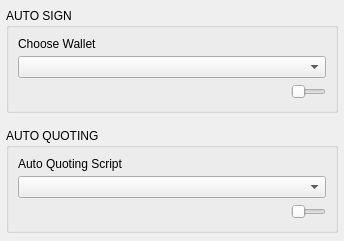
Above: BlockSettleUILib/Trading/AutoSQWidget.ui from BlockSettle/common before the change. Below: the same form after it.
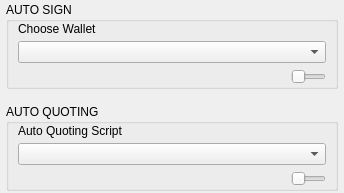
That is the form after the change. Custom widgets are drawn as their Qt base class.

What changed in the file:
```diff
--- a/BlockSettleUILib/Trading/AutoSQWidget.ui
+++ b/BlockSettleUILib/Trading/AutoSQWidget.ui
@@ -7,7 +7,7 @@
     <x>0</x>
     <y>0</y>
     <width>344</width>
-    <height>241</height>
+    <height>193</height>
    </rect>
   </property>
   <property name="sizePolicy">
@@ -20,17 +20,23 @@
    <string>Form</string>
   </property>
   <layout class="QVBoxLayout" name="verticalLayout">
+   <property name="spacing">
+    <number>2</number>
+   </property>
+   <property name="sizeConstraint">
+    <enum>QLayout::SetMinimumSize</enum>
+   </property>
    <property name="leftMargin">
     <number>6</number>
    </property>
    <property name="topMargin">
-    <number>6</number>
+    <number>2</number>
    </property>
    <property name="rightMargin">
     <number>6</number>
    </property>
    <property name="bottomMargin">
-    <number>6</number>
+    <number>2</number>
    </property>
    <item>
     <spacer name="verticalSpacer">
@@ -72,6 +78,9 @@
       <property name="spacing">
        <number>15</number>
       </property>
+      <property name="sizeConstraint">
+       <enum>QLayout::SetMinimumSize</enum>
+      </property>
       <property name="leftMargin">
        <number>0</number>
       </property>
@@ -99,6 +108,15 @@
          <property name="spacing">
           <number>5</number>
          </property>
+         <property name="sizeConstraint">
+          <enum>QLayout::SetMinimumSize</enum>
+         </property>
+         <property name="topMargin">
+          <number>0</number>
+         </property>
+         <property name="bottomMargin">
+          <number>0</number>
+         </property>
          <item>
           <widget class="QLabel" name="label_12">
            <property name="text">
@@ -107,7 +125,14 @@
           </widget>
          </item>
          <item>
-          <widget class="CustomComboBox" name="comboBoxASign"/>
+          <widget class="CustomComboBox" name="comboBoxASign">
+           <property name="sizePolicy">
+            <sizepolicy hsizetype="Preferred" vsizetype="Preferred">
+             <horstretch>0</horstretch>
+             <verstretch>0</verstretch>
+            </sizepolicy>
+           </property>
+          </widget>
          </item>
          <item>
           <widget class="QWidget" name="horizontalWidget6" native="true">
@@ -142,6 +167,12 @@
             </item>
             <item>
              <widget class="ToggleSwitch" name="checkBoxAutoSign">
+              <property name="sizePolicy">
+               <sizepolicy hsizetype="Expanding" vsizetype="Preferred">
+                <horstretch>0</horstretch>
+                <verstretch>0</verstretch>
+               </sizepolicy>
+              </property>
               <property name="minimumSize">
                <size>
                 <width>0</width>
@@ -186,6 +217,15 @@
          <property name="spacing">
           <number>5</number>
          </property>
+         <property name="sizeConstraint">
+          <enum>QLayout::SetMinimumSize</enum>
+         </property>
+         <property name="topMargin">
+          <number>0</number>
+         </property>
+         <property name="bottomMargin">
+          <number>0</number>
+         </property>
          <item>
           <widget class="QLabel" name="label_10">
            <property name="text">
@@ -198,6 +238,12 @@
            <property name="enabled">
             <bool>true</bool>
            </property>
+           <property name="sizePolicy">
+            <sizepolicy hsizetype="Preferred" vsizetype="Preferred">
+             <horstretch>0</horstretch>
+             <verstretch>0</verstretch>
+            </sizepolicy>
+           </property>
           </widget>
          </item>
          <item>
@@ -239,6 +285,12 @@
               <property name="enabled">
                <bool>true</bool>
               </property>
+              <property name="sizePolicy">
+               <sizepolicy hsizetype="Expanding" vsizetype="Preferred">
+                <horstretch>0</horstretch>
+                <verstretch>0</verstretch>
+               </sizepolicy>
+              </property>
               <property name="minimumSize">
                <size>
                 <width>0</width>
```
